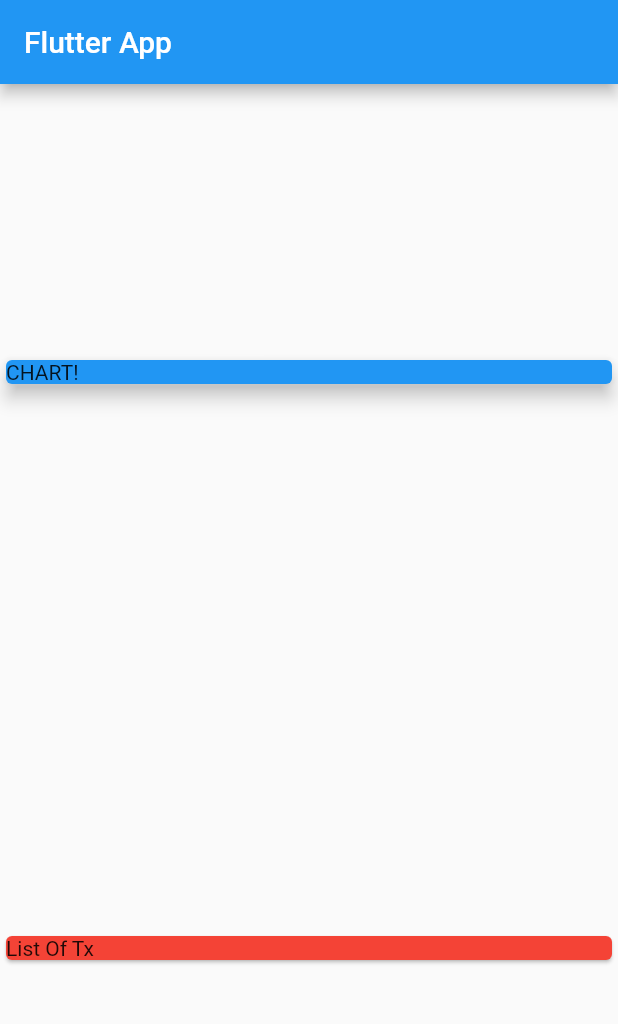
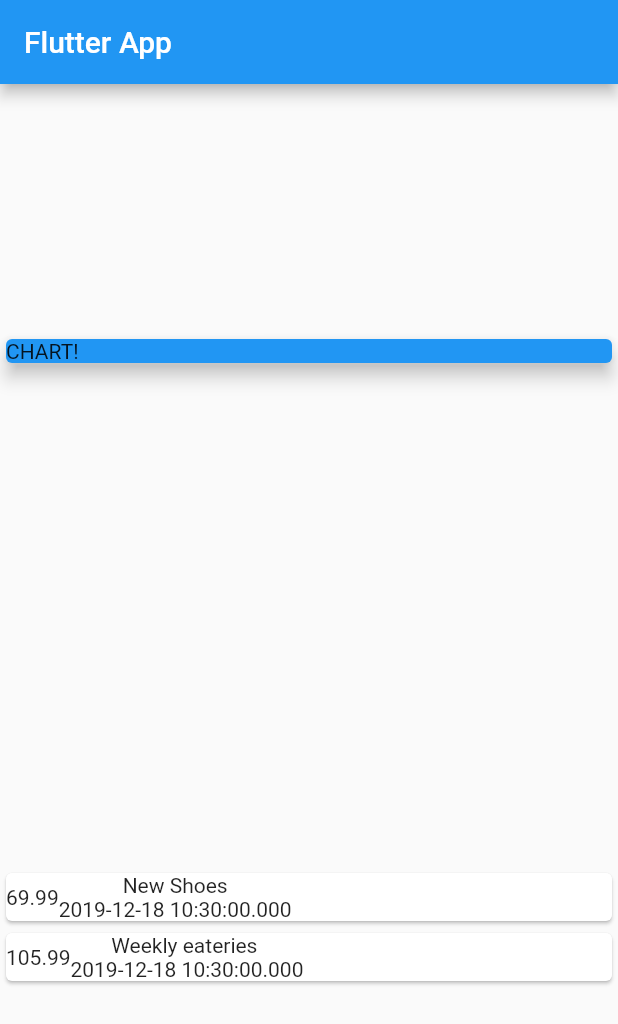
Before and after one commit to magictical/Flutter_section2, a Flutter app: the screen it shows after launch, on a phone screen of 412 x 824 dp. Shown: the top 1024 px of the screen. Run offline on Flutter 3.47's test engine with Material 2 defaults, Android fonts, the phone set to English and light mode, and no system bars.

Commit message:
Map transaction to Card List

```diff
--- a/lib/main.dart
+++ b/lib/main.dart
@@ -49,9 +49,23 @@ class MyHomePage extends StatelessWidget {
               elevation: 5,
             ),
           ),
-          Card(
-            color: Colors.red,
-            child: Text('List Of Tx'),
+          Column(
+            children: transaction.map((transaction) {
+              return Card(
+                  child: Row(
+                children: <Widget>[
+                  Container(
+                    child: Text(
+                      transaction.amount.toString(),
+                    ),
+                  ),
+                  Column(children: <Widget>[
+                    Text(transaction.title),
+                    Text(transaction.date.toString())
+                  ])
+                ],
+              ));
+            }).toList(),
           )
         ],
       ),
```
